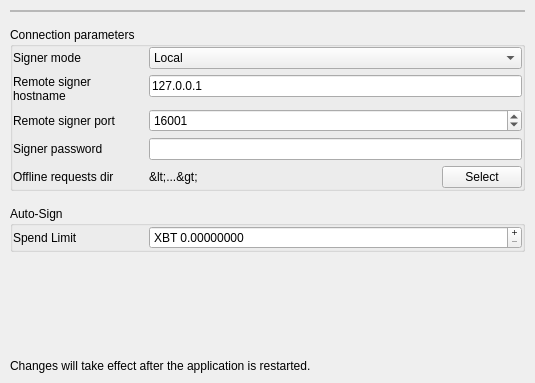
Above: BlockSettleUILib/SignerSettingsPage.ui from BlockSettle/terminal before the change. Below: the same form after it.
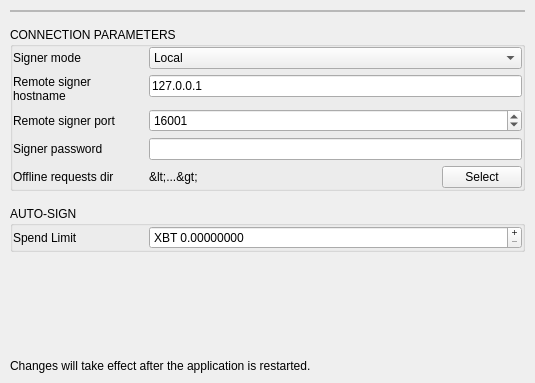
That is the form after the change.

Diff of the .ui file:
```diff
--- a/BlockSettleUILib/SignerSettingsPage.ui
+++ b/BlockSettleUILib/SignerSettingsPage.ui
@@ -71,7 +71,7 @@
    <item>
     <widget class="QGroupBox" name="groupBox_2">
      <property name="title">
-      <string>Connection parameters</string>
+      <string>CONNECTION PARAMETERS</string>
      </property>
      <layout class="QVBoxLayout" name="verticalLayout_3">
       <property name="leftMargin">
@@ -335,7 +335,7 @@
    <item>
     <widget class="QGroupBox" name="groupBoxAutoSign">
      <property name="title">
-      <string>Auto-Sign</string>
+      <string>AUTO-SIGN</string>
      </property>
      <layout class="QVBoxLayout" name="verticalLayout_4">
       <property name="leftMargin">
```
